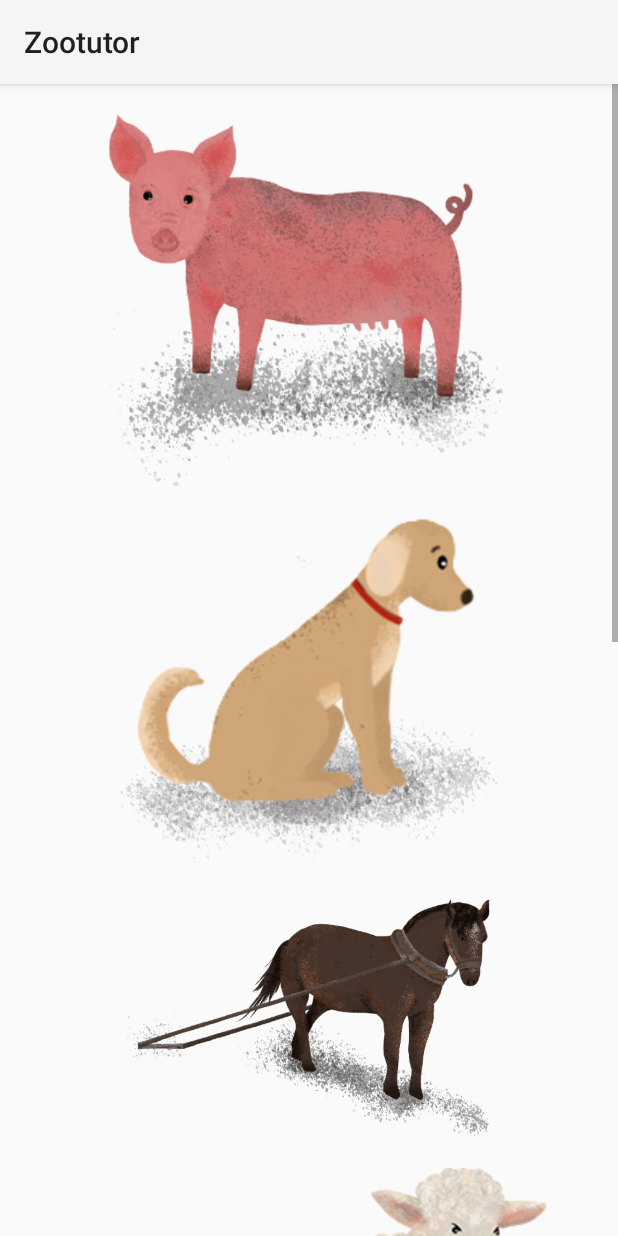
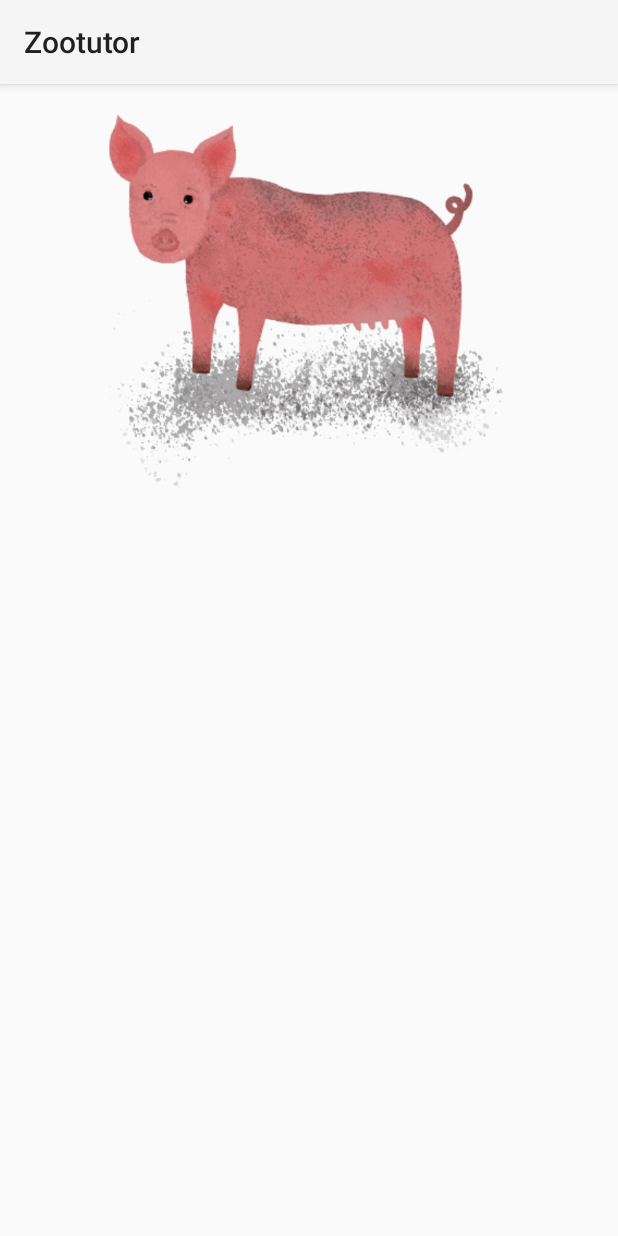
Before and after one commit to KuznetsLex/Zootutor_final, an Android app: the SecondActivity screen opened directly, with no data from a screen before it, on a phone screen of 412 x 824 dp. Run offline under Robolectric (Android 15) with nearby library versions, the phone set to English and light mode, and no system bars; pictures from the network do not load; 1 statement that could not run was skipped.

```diff
--- a/app/src/main/java/in/blogspot/kmvignesh/calculator/SecondActivity.kt
+++ b/app/src/main/java/in/blogspot/kmvignesh/calculator/SecondActivity.kt
@@ -1,18 +1,25 @@
 package com.tutorialwing.scrollview
-
 
 import `in`.blogspot.kmvignesh.calculator.R
 import android.os.Bundle
 import android.support.v7.app.AppCompatActivity
+import com.bumptech.glide.Glide
+import kotlinx.android.synthetic.main.activity_second.*
 
 class SecondActivity : AppCompatActivity() {
 
     //companion object{
     //    const val TOTAL_COUNT = "total_count"
     // }
+    @Override
+    override fun onCreate(savedInstanceState: Bundle?) {
 
-    override fun onCreate(savedInstanceState: Bundle?) {
         super.onCreate(savedInstanceState)
         setContentView(R.layout.activity_second)
+
+
+        Glide.with(getApplicationContext()).load("https://firebasestorage.googleapis.com/v0/b/zoobase-ddfc3.appspot.com/o/%D0%A1%20%D0%A2%D0%B8%D0%BC%D0%BE%D0%B9.jpg?alt=media&token=15ab4a7b-b2b8-4ff4-b9eb-d4380fc67c8a").into(image1);
+
+
     }
 }
--- a/app/src/main/res/layout/activity_second.xml
+++ b/app/src/main/res/layout/activity_second.xml
@@ -17,40 +17,7 @@
             android:layout_marginBottom="20dp"
             android:src="@drawable/svinya" />
 
-        <ImageView
-            android:id="@+id/image2"
-            android:layout_width="match_parent"
-            android:layout_height="234dp"
-            android:layout_marginBottom="20dp"
-            android:src="@drawable/sobaka" />
 
-        <ImageView
-            android:id="@+id/image3"
-            android:layout_width="match_parent"
-            android:layout_height="159dp"
-            android:layout_marginBottom="20dp"
-            android:src="@drawable/loshad" />
-
-        <ImageView
-            android:id="@+id/image4"
-            android:layout_width="match_parent"
-            android:layout_height="wrap_content"
-            android:layout_marginBottom="20dp"
-            android:src="@drawable/ovechka"/>
-
-        <ImageView
-            android:id="@+id/image5"
-            android:layout_width="match_parent"
-            android:layout_height="93dp"
-            android:layout_marginBottom="20dp"
-            android:src="@drawable/kurochka" />
-
-        <ImageView
-            android:id="@+id/image6"
-            android:layout_width="match_parent"
-            android:layout_height="wrap_content"
-            android:layout_marginBottom="20dp"
-            android:src="@drawable/korova"/>
 
     </LinearLayout>
 </ScrollView>
```
